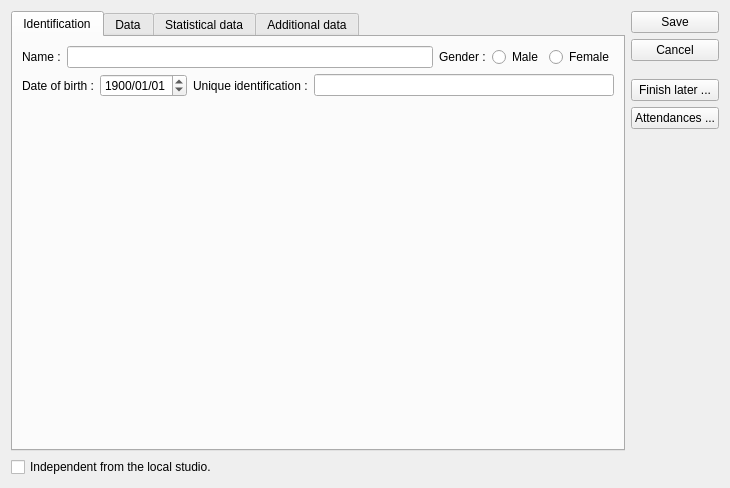
This is client/dlgpatientedit.ui in tbikfalvi/Belenus as Qt 5 draws it before an edit. The edited form follows.
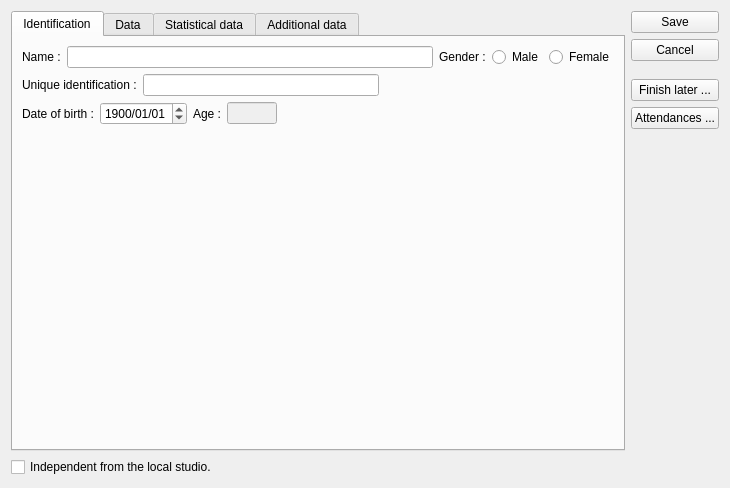
This is the edited form.

Patch:
```diff
--- a/client/dlgpatientedit.ui
+++ b/client/dlgpatientedit.ui
@@ -62,6 +62,40 @@
        <item>
         <layout class="QHBoxLayout" name="horizontalLayout_2">
          <item>
+          <widget class="QLabel" name="lblUniqueId">
+           <property name="text">
+            <string>Unique identification :</string>
+           </property>
+          </widget>
+         </item>
+         <item>
+          <widget class="QLineEdit" name="ledUniqueId">
+           <property name="minimumSize">
+            <size>
+             <width>211</width>
+             <height>0</height>
+            </size>
+           </property>
+          </widget>
+         </item>
+         <item>
+          <spacer name="horizontalSpacer">
+           <property name="orientation">
+            <enum>Qt::Horizontal</enum>
+           </property>
+           <property name="sizeHint" stdset="0">
+            <size>
+             <width>40</width>
+             <height>20</height>
+            </size>
+           </property>
+          </spacer>
+         </item>
+        </layout>
+       </item>
+       <item>
+        <layout class="QHBoxLayout" name="horizontalLayout_9">
+         <item>
           <widget class="QLabel" name="lblDateBirth">
            <property name="text">
             <string>Date of birth :</string>
@@ -86,14 +120,49 @@
           </widget>
          </item>
          <item>
-          <widget class="QLabel" name="lblUniqueId">
+          <widget class="QLabel" name="lblAge">
            <property name="text">
-            <string>Unique identification :</string>
+            <string>Age :</string>
            </property>
           </widget>
          </item>
          <item>
-          <widget class="QLineEdit" name="ledUniqueId"/>
+          <widget class="QLineEdit" name="ledAge">
+           <property name="enabled">
+            <bool>false</bool>
+           </property>
+           <property name="sizePolicy">
+            <sizepolicy hsizetype="Fixed" vsizetype="Fixed">
+             <horstretch>0</horstretch>
+             <verstretch>0</verstretch>
+            </sizepolicy>
+           </property>
+           <property name="minimumSize">
+            <size>
+             <width>50</width>
+             <height>0</height>
+            </size>
+           </property>
+           <property name="maximumSize">
+            <size>
+             <width>50</width>
+             <height>16777215</height>
+            </size>
+           </property>
+          </widget>
+         </item>
+         <item>
+          <spacer name="horizontalSpacer_2">
+           <property name="orientation">
+            <enum>Qt::Horizontal</enum>
+           </property>
+           <property name="sizeHint" stdset="0">
+            <size>
+             <width>40</width>
+             <height>20</height>
+            </size>
+           </property>
+          </spacer>
          </item>
         </layout>
        </item>
```
